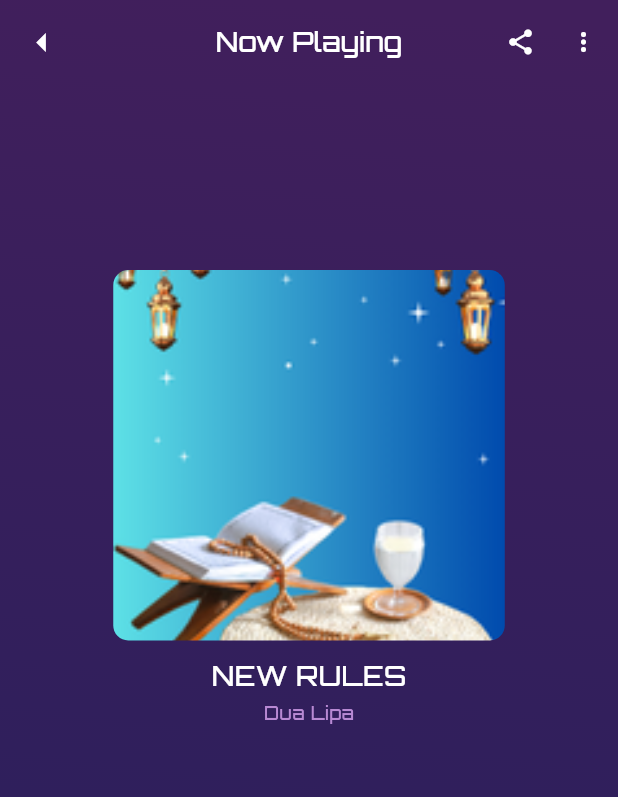
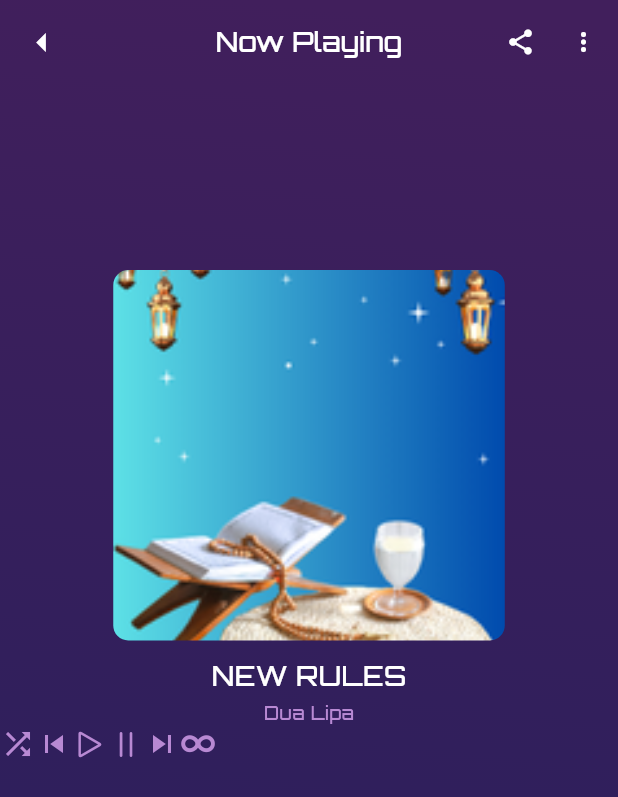
Before and after one commit to EngMohamed3382/music_app, a Flutter app: the PlayMusicScreen screen opened by its route, on a phone screen of 412 x 824 dp. Shown: the top 797 px of the screen. Run offline on Flutter 3.47's test engine with Material 3 defaults, Android fonts, the phone set to English and light mode, and no system bars.

Commit message:
Part 29 design Play Page Part 4 Add Music Controllers

```diff
--- a/lib/features/play_music/screens/play_music_screen.dart
+++ b/lib/features/play_music/screens/play_music_screen.dart
@@ -1,3 +1,4 @@
+import 'package:flutter/cupertino.dart';
 import 'package:flutter/material.dart';
 import 'package:music_app/core/resources/alignment_managers.dart';
 import 'package:music_app/core/resources/color_managers.dart';
@@ -31,7 +32,18 @@ class PlayMusicScreen extends StatelessWidget {
               crossAxisAlignment: CrossAxisAlignment.center,
               children: [
                 SizedBox(height: HeightValuesManagers.h124,),
-                CustomSongsDetailsPlayMusic()
+                CustomSongsDetailsPlayMusic(),
+                Row(
+                  children: [
+                    Icon(Icons.shuffle,color: ColorManagers.kLightPurple,),
+                    Icon(Icons.skip_previous,color: ColorManagers.kLightPurple,),
+                    Icon(CupertinoIcons.play,color: ColorManagers.kLightPurple,),
+                    Icon(CupertinoIcons.pause,color: ColorManagers.kLightPurple,),
+                    Icon(Icons.skip_next,color: ColorManagers.kLightPurple,),
+                    Icon(CupertinoIcons.loop,color: ColorManagers.kLightPurple,),
+
+                  ],
+                )
 
               ],
             ),
```
